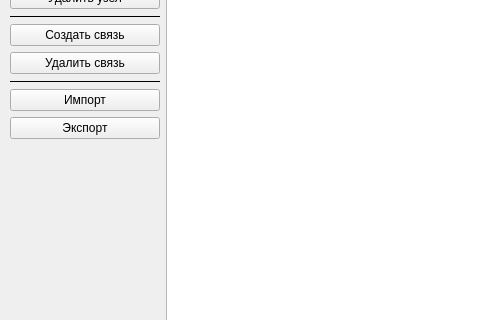
The window that src/gui/main.ui (moevm/nosql2h20-relatives-neo4j) describes before a commit, drawn with Qt 5; both pictures show x 0 to 480 and y 88 to 408 of the 1200 by 800 pixel window.
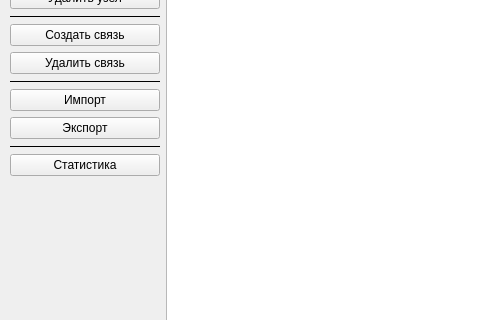
The same window after the commit.

The edit to the form file:
```diff
--- a/src/gui/main.ui
+++ b/src/gui/main.ui
@@ -111,6 +111,23 @@
          </property>
         </widget>
        </item>
+       <item>
+        <widget class="Line" name="line_4">
+         <property name="frameShadow">
+          <enum>QFrame::Plain</enum>
+         </property>
+         <property name="orientation">
+          <enum>Qt::Horizontal</enum>
+         </property>
+        </widget>
+       </item>
+       <item>
+        <widget class="QPushButton" name="btnStats">
+         <property name="text">
+          <string>Статистика</string>
+         </property>
+        </widget>
+       </item>
        <item>
         <spacer name="verticalSpacer">
          <property name="orientation">
```
